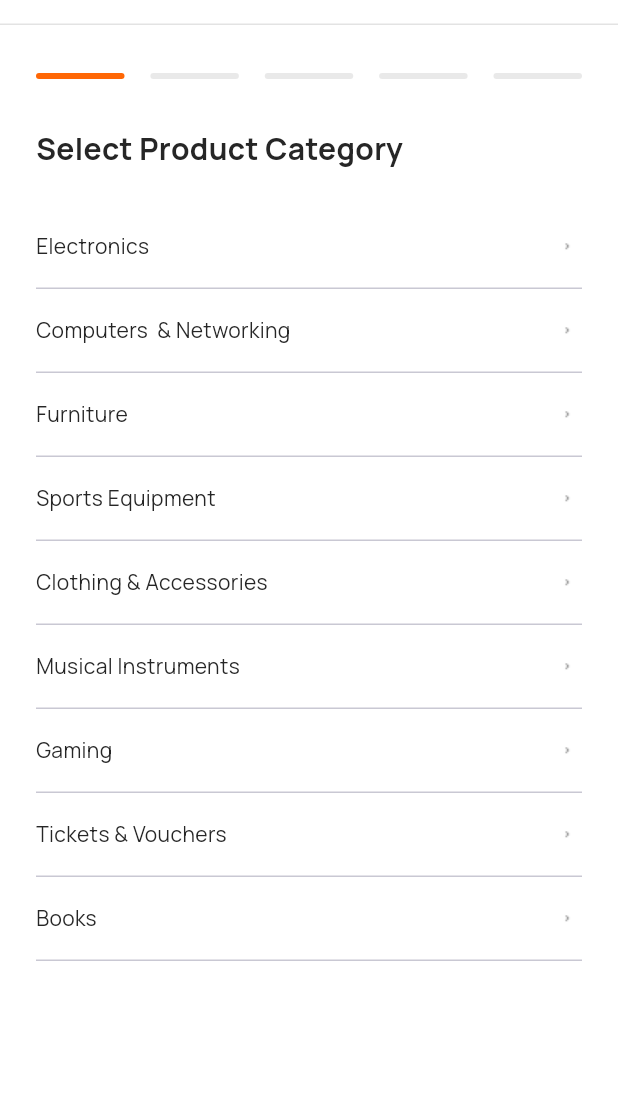
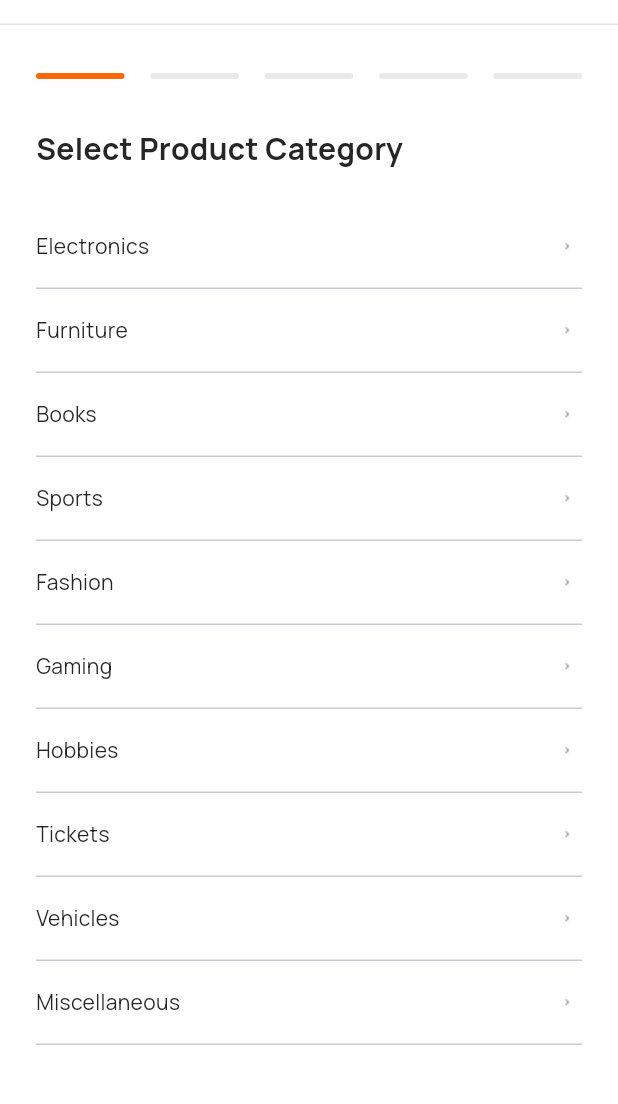
Before and after one commit to Sivareddy0506/FE_JUCTION_TEST, a Flutter app: the CategoryPostPage screen opened directly, on a phone screen of 412 x 824 dp, the part 59-1163 px from its top. Run offline on Flutter 3.47's test engine with Material 3 defaults, Android fonts, the phone set to English and light mode, and no system bars; our stand-ins replace carousel_slider, cloud_firestore, connectivity_plus, firebase_auth, firebase_core, firebase_messaging and 9 more; missing offline and left inert: razorpay_flutter; accounts and stored records are empty.

Commit message:
updated categories in front end to conscise list

```diff
--- a/lib/screens/jauction/category_post.dart
+++ b/lib/screens/jauction/category_post.dart
@@ -11,14 +11,15 @@ class JauctionCategoryPostPage extends StatefulWidget {
 class _CategoryPostPageState extends State<JauctionCategoryPostPage> {
   final List<String> categories = [
     "Electronics",
-    "Computers  & Networking",
     "Furniture",
-    "Sports Equipment",
-    "Clothing & Accessories",
-    "Musical Instruments",
+    "Books",
+    "Sports",
+    "Fashion",
     "Gaming",
-    "Tickets & Vouchers",
-    "Books",
+    "Hobbies",
+    "Tickets",
+    "Vehicles",
+    "Miscellaneous",
   ];
 
   void _onCategorySelected(String category) {
--- a/lib/screens/products/category_post.dart
+++ b/lib/screens/products/category_post.dart
@@ -14,14 +14,15 @@ class CategoryPostPage extends StatefulWidget {
 class _CategoryPostPageState extends State<CategoryPostPage> {
   final List<String> categories = [
     "Electronics",
-    "Computers  & Networking",
     "Furniture",
-    "Sports Equipment",
-    "Clothing & Accessories",
-    "Musical Instruments",
+    "Books",
+    "Sports",
+    "Fashion",
     "Gaming",
-    "Tickets & Vouchers",
-    "Books",
+    "Hobbies",
+    "Tickets",
+    "Vehicles",
+    "Miscellaneous",
   ];
 
  void _onCategorySelected(String category) {
--- a/lib/widgets/filter_widget.dart
+++ b/lib/widgets/filter_widget.dart
@@ -140,14 +140,15 @@ class _FilterModalState extends State<FilterModal> {
                 }),
                 _buildMultiSelectButtonGroup("Category", [
                   "Electronics",
-                  "Computers & Networking",
                   "Furniture",
                   "Books",
-                  "Sports Equipment",
-                  "Clothes",
+                  "Sports",
+                  "Fashion",
                   "Gaming",
-                  "Activities",
-                  "Tickets"
+                  "Hobbies",
+                  "Tickets",
+                  "Vehicles",
+                  "Miscellaneous"
                 ], selectedCategories, (value) {
                   setState(() => selectedCategories = value);
                   _saveFilterState(); // Save state when changed
```
Also changed, not shown: assets/Misc.png (added), assets/Vehicles.png (added).
